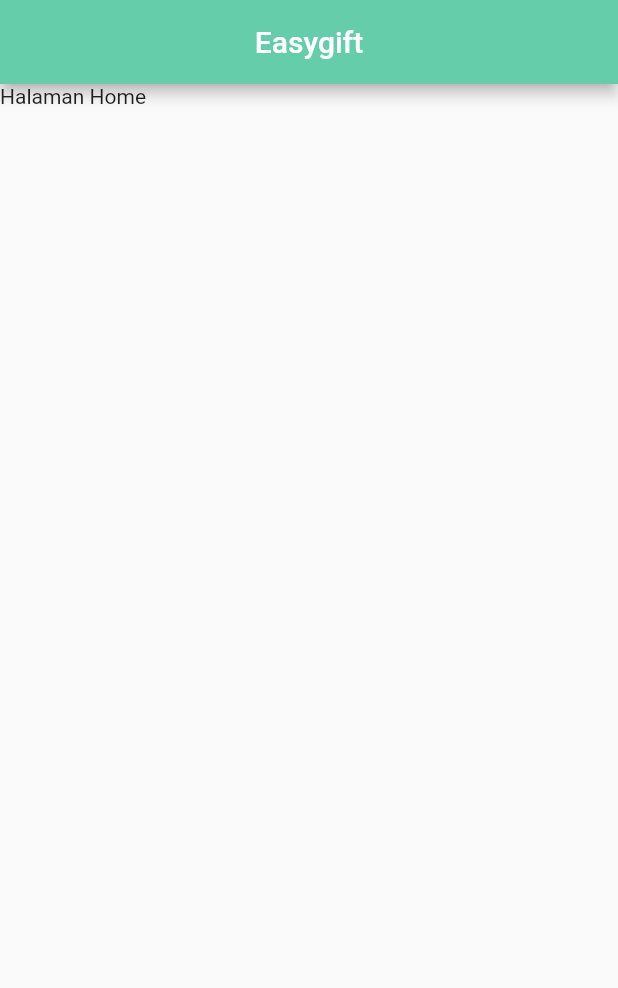
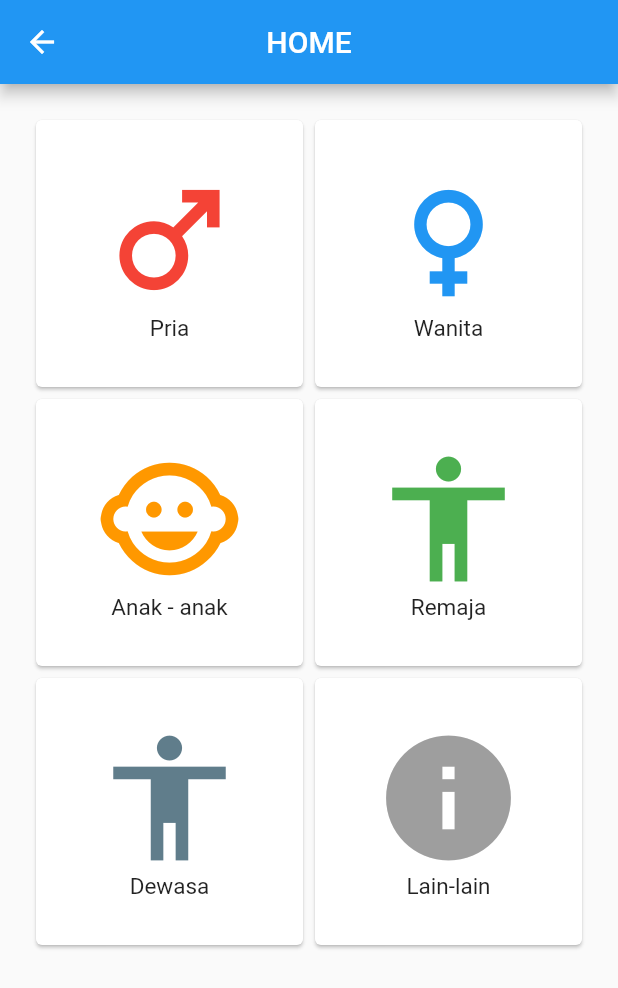
Before and after one commit to firaptr8/easygift_project, a Flutter app: the MyHomePage screen opened directly, on a phone screen of 412 x 824 dp. Shown: the top 988 px of the screen. Run offline on Flutter 3.47's test engine with Material 2 defaults, Android fonts, the light colour scheme and no system bars.

Commit message:
Update home_page.dart

```diff
--- a/lib/home_page.dart
+++ b/lib/home_page.dart
@@ -13,11 +13,57 @@
   Widget build(BuildContext context) {
     return Scaffold(
       appBar: AppBar(
-          title: Text(widget.title),
-          centerTitle: true,
-          backgroundColor: Color(0xff66cdaa),
-          automaticallyImplyLeading: false),
-      body: Text("Halaman Home"),
+          title: Text("HOME"), centerTitle: true, backgroundColor: Colors.blue),
+      body: Container(
+        padding: EdgeInsets.all(20),
+        child: GridView.count(crossAxisCount: 2, children: <Widget>[
+          MyMenu(title: "Pria", icon: Icons.male, warna: Colors.red),
+          MyMenu(title: "Wanita", icon: Icons.female, warna: Colors.blue),
+          MyMenu(
+              title: "Anak - anak",
+              icon: Icons.child_care,
+              warna: Colors.orange),
+          MyMenu(
+              title: "Remaja", icon: Icons.accessibility, warna: Colors.green),
+          MyMenu(
+              title: "Dewasa",
+              icon: Icons.accessibility_sharp,
+              warna: Colors.blueGrey),
+          MyMenu(title: "Lain-lain", icon: Icons.info, warna: Colors.grey),
+        ]),
+      ),
     );
   }
 }
+
+class MyMenu extends StatelessWidget {
+  MyMenu({this.title, this.icon, this.warna});
+
+  final String title;
+  final IconData icon;
+  final MaterialColor warna;
+
+  @override
+  Widget build(BuildContext context) {
+    return Card(
+      margin: EdgeInsets.all(4.0),
+      child: InkWell(
+        onTap: () {},
+        splashColor: Colors.blue,
+        child: Center(
+          child: Column(mainAxisSize: MainAxisSize.min, children: <Widget>[
+            Icon(
+              icon,
+              size: 100,
+              color: warna,
+            ),
+            Text(
+              title,
+              style: new TextStyle(fontSize: 15),
+            )
+          ]),
+        ),
+      ),
+    );
+  }
+}
```
